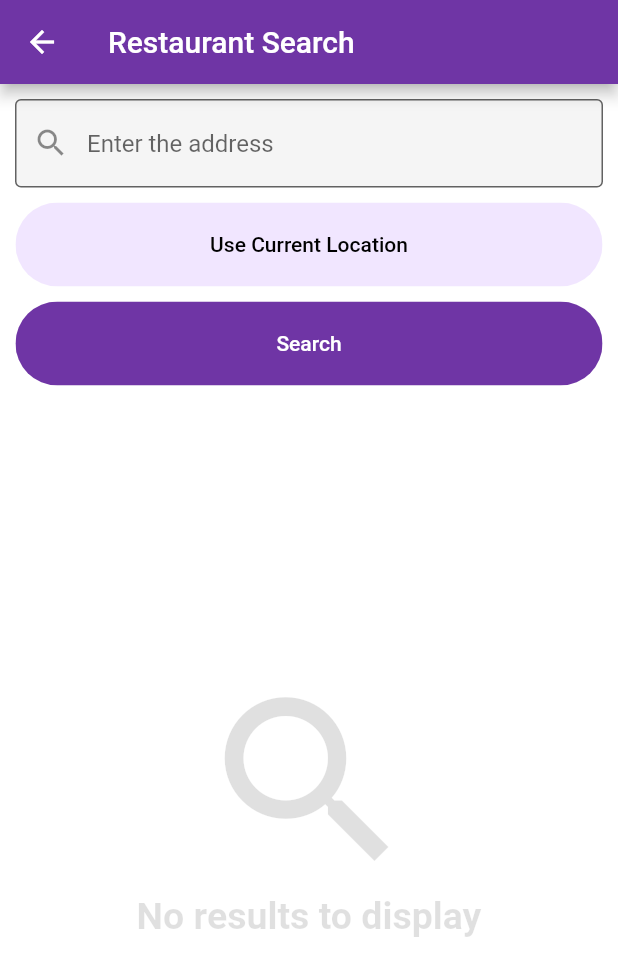
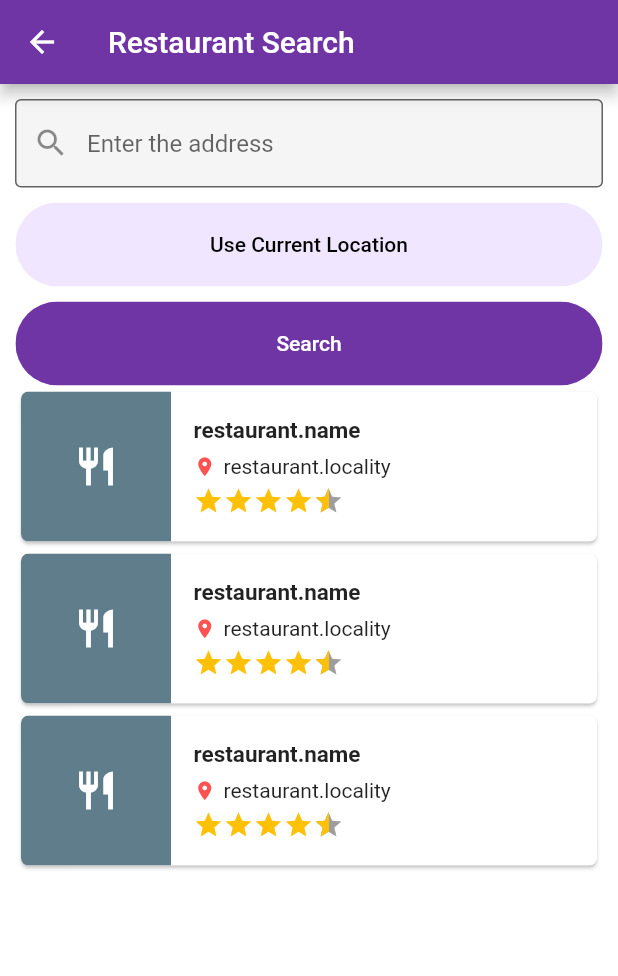
Before and after one commit to tommyshi55/plan-my-lunch, a Flutter app: the SearchRestaurantScreen screen opened by its route, on a phone screen of 412 x 824 dp. Shown: the top 976 px of the screen. Run offline on Flutter 3.47's test engine with Material 2 defaults, Android fonts, the phone set to English and light mode, and no system bars; drawn by our look-alikes of flutter_rating_bar; our stand-ins replace flutter_svg, table_calendar.

Commit message:
Add sample restaurant card

```diff
--- a/mobile_frontend/lib/views/screens/search_restaurants/components/body.dart
+++ b/mobile_frontend/lib/views/screens/search_restaurants/components/body.dart
@@ -1,6 +1,7 @@
 import 'package:flutter/material.dart';
 import 'package:mobile_frontend/views/components/rounded_button.dart';
 import 'package:mobile_frontend/views/constants.dart';
+import 'package:mobile_frontend/views/screens/search_restaurants/components/restaurant_card.dart';
 
 class Body extends StatefulWidget {
   @override
@@ -39,22 +40,11 @@ class _BodyState extends State<Body> {
             verticalMargin: 0,
           ),
           Expanded(
-            child: Column(
-              mainAxisAlignment: MainAxisAlignment.center,
+            child: ListView(
               children: [
-                Icon(
-                  Icons.search,
-                  color: Colors.black12,
-                  size: 150,
-                ),
-                Text(
-                  'No results to display',
-                  style: TextStyle(
-                    color: Colors.black12,
-                    fontSize: 25,
-                    fontWeight: FontWeight.bold,
-                  ),
-                ),
+                RestaurantCard(),
+                RestaurantCard(),
+                RestaurantCard(),
               ],
             ),
           ),
@@ -63,3 +53,26 @@ class _BodyState extends State<Body> {
     );
   }
 }
+
+
+
+// Expanded(
+//   child: Column(
+//     mainAxisAlignment: MainAxisAlignment.center,
+//     children: [
+//       Icon(
+//         Icons.search,
+//         color: Colors.black12,
+//         size: 150,
+//       ),
+//       Text(
+//         'No results to display',
+//         style: TextStyle(
+//           color: Colors.black12,
+//           fontSize: 25,
+//           fontWeight: FontWeight.bold,
+//         ),
+//       ),
+//     ],
+//   ),
+// ),
--- /dev/null
+++ b/mobile_frontend/lib/views/screens/search_restaurants/components/restaurant_card.dart
@@ -0,0 +1,73 @@
+import 'package:flutter/material.dart';
+import 'package:flutter_rating_bar/flutter_rating_bar.dart';
+
+class RestaurantCard extends StatelessWidget {
+  const RestaurantCard({
+    Key key,
+  }) : super(key: key);
+
+  @override
+  Widget build(BuildContext context) {
+    return Card(
+      clipBehavior: Clip.antiAlias,
+      shape: RoundedRectangleBorder(
+        borderRadius: BorderRadius.circular(5),
+      ),
+      child: Row(
+        children: [
+          Container(
+            height: 100,
+            width: 100,
+            color: Colors.blueGrey,
+            child: Icon(
+              Icons.restaurant,
+              size: 30,
+              color: Colors.white,
+            ),
+          ),
+          Flexible(
+            child: Padding(
+              padding: const EdgeInsets.all(15),
+              child: Column(
+                crossAxisAlignment: CrossAxisAlignment.start,
+                children: [
+                  Text(
+                    'restaurant.name',
+                    overflow: TextOverflow.ellipsis,
+                    style: TextStyle(
+                      fontSize: 15,
+                      fontWeight: FontWeight.bold,
+                    ),
+                  ),
+                  SizedBox(height: 7),
+                  Row(
+                    children: [
+                      Icon(
+                        Icons.location_on,
+                        color: Colors.redAccent,
+                        size: 15,
+                      ),
+                      SizedBox(width: 5),
+                      Text('restaurant.locality'),
+                    ],
+                  ),
+                  SizedBox(height: 5),
+                  RatingBarIndicator(
+                    rating: 4.5,
+                    itemBuilder: (_, __) {
+                      return Icon(
+                        Icons.star,
+                        color: Colors.amber,
+                      );
+                    },
+                    itemSize: 20,
+                  ),
+                ],
+              ),
+            ),
+          ),
+        ],
+      ),
+    );
+  }
+}
--- a/mobile_frontend/pubspec.yaml
+++ b/mobile_frontend/pubspec.yaml
@@ -14,6 +14,7 @@ dependencies:
   flutter_svg: ^0.19.1
   table_calendar: ^2.3.3
   provider: ^4.3.2
+  flutter_rating_bar: ^3.2.0+1
 
 dev_dependencies:
   flutter_test:
```
Also changed, not shown: mobile_frontend/pubspec.lock.
